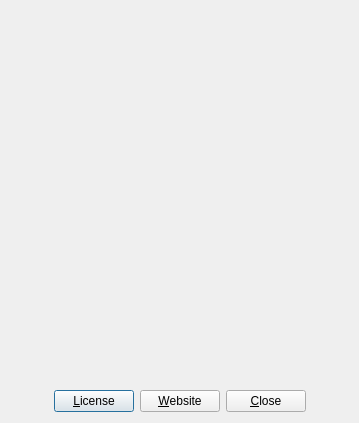
This is desktop-widgets/about.ui in subsurface/subsurface as Qt 5 draws it before an edit. The edited form follows.
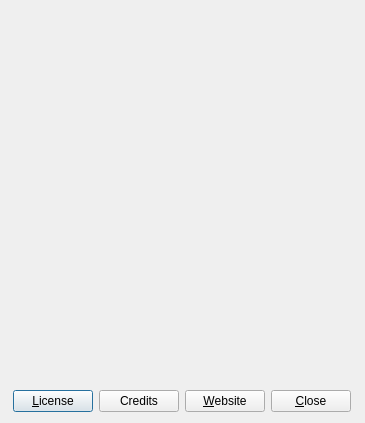
This is the edited form. Icons and pictures are not drawn.

Commit message: About dialog: add Credits button

Diff of the .ui file:
```diff
--- a/desktop-widgets/about.ui
+++ b/desktop-widgets/about.ui
@@ -9,7 +9,7 @@
    <rect>
     <x>0</x>
     <y>0</y>
-    <width>359</width>
+    <width>365</width>
     <height>423</height>
    </rect>
   </property>
@@ -81,6 +81,13 @@
        </property>
       </widget>
      </item>
+     <item>
+      <widget class="QPushButton" name="creditButton">
+       <property name="text">
+        <string>Credits</string>
+       </property>
+      </widget>
+     </item>
      <item>
       <widget class="QPushButton" name="websiteButton">
        <property name="text">
```
Left out of the diff: 6 changed lines with no effect on the pictures.
